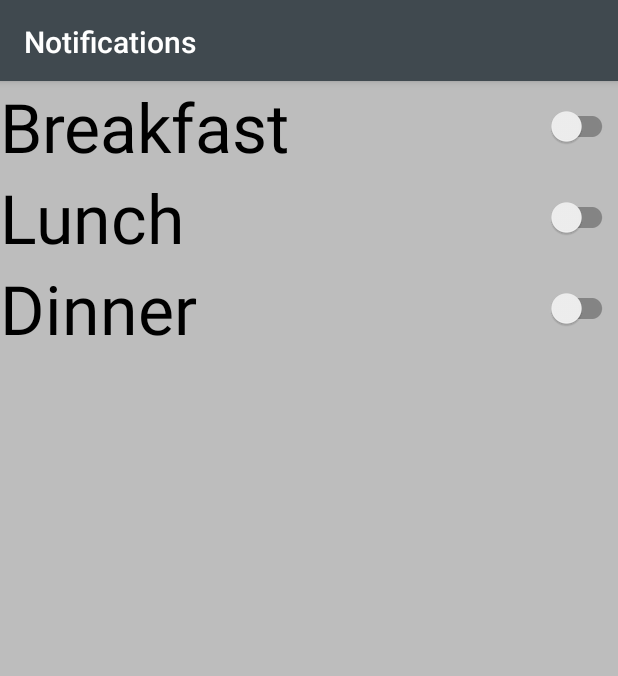
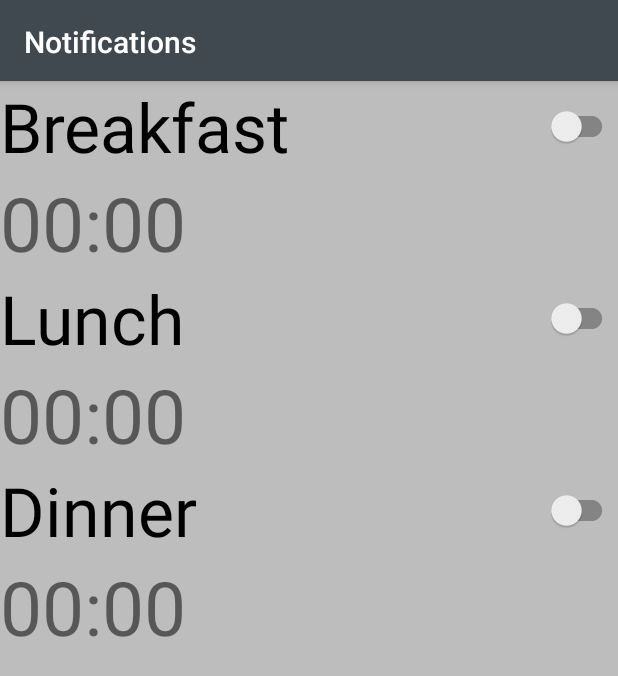
Before and after one commit to Purdue-ACM-SIGAPP/BoilerFaves, an Android app: the NotificationActivity screen opened directly, with no data from a screen before it, on a phone screen of 412 x 824 dp. Shown: the top 676 px of the screen. Run offline under Robolectric (Android 15) with nearby library versions, the phone set to English and light mode, and no system bars; our stand-ins replace ButterKnife.

Commit message:
fixed activity notification times under breakfast lunch and dinner

```diff
--- a/app/src/main/res/layout/activity_notification.xml
+++ b/app/src/main/res/layout/activity_notification.xml
@@ -56,10 +56,22 @@
         </LinearLayout>
 
         <LinearLayout
+            android:layout_width="match_parent"
+            android:layout_height="wrap_content"
+            android:id="@+id/breakfast_time_pick"
+            android:layout_below="@+id/breakfastLine">
+            <TextView
+                android:layout_width="match_parent"
+                android:layout_height="wrap_content"
+                android:text="00:00"
+                android:textSize="50sp"/>
+        </LinearLayout>
+
+        <LinearLayout
             android:id="@+id/lunchLine"
             android:layout_width="match_parent"
             android:layout_height="wrap_content"
-            android:layout_below="@+id/breakfastLine">
+            android:layout_below="@+id/breakfast_time_pick">
             <TextView
                 android:id="@+id/lunch"
                 android:layout_width="0dp"
@@ -79,10 +91,22 @@
         </LinearLayout>
 
         <LinearLayout
+            android:layout_width="match_parent"
+            android:layout_height="wrap_content"
+            android:id="@+id/lunch_time_pick"
+            android:layout_below="@+id/lunchLine">
+            <TextView
+                android:layout_width="match_parent"
+                android:layout_height="wrap_content"
+                android:text="00:00"
+                android:textSize="50sp"/>
+        </LinearLayout>
+
+        <LinearLayout
             android:id="@+id/dinnerLine"
             android:layout_width="match_parent"
             android:layout_height="wrap_content"
-            android:layout_below="@+id/lunchLine">
+            android:layout_below="@+id/lunch_time_pick">
             <TextView
                 android:id="@+id/dinner"
                 android:layout_width="0dp"
@@ -101,6 +125,17 @@
                 android:layout_gravity="center"/>
         </LinearLayout>
 
+        <LinearLayout
+            android:layout_width="match_parent"
+            android:layout_height="wrap_content"
+            android:id="@+id/dinner_time_pick"
+            android:layout_below="@+id/dinnerLine">
+            <TextView
+                android:layout_width="match_parent"
+                android:layout_height="wrap_content"
+                android:text="00:00"
+                android:textSize="50sp"/>
+        </LinearLayout>
 
     </RelativeLayout>
 
```
